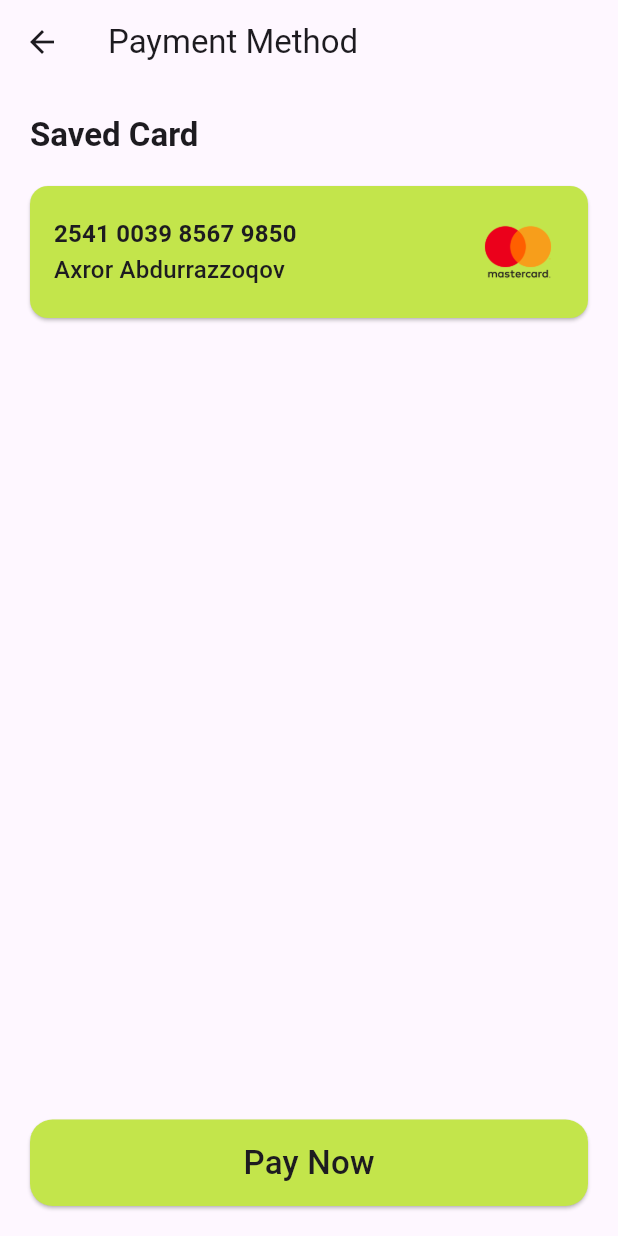
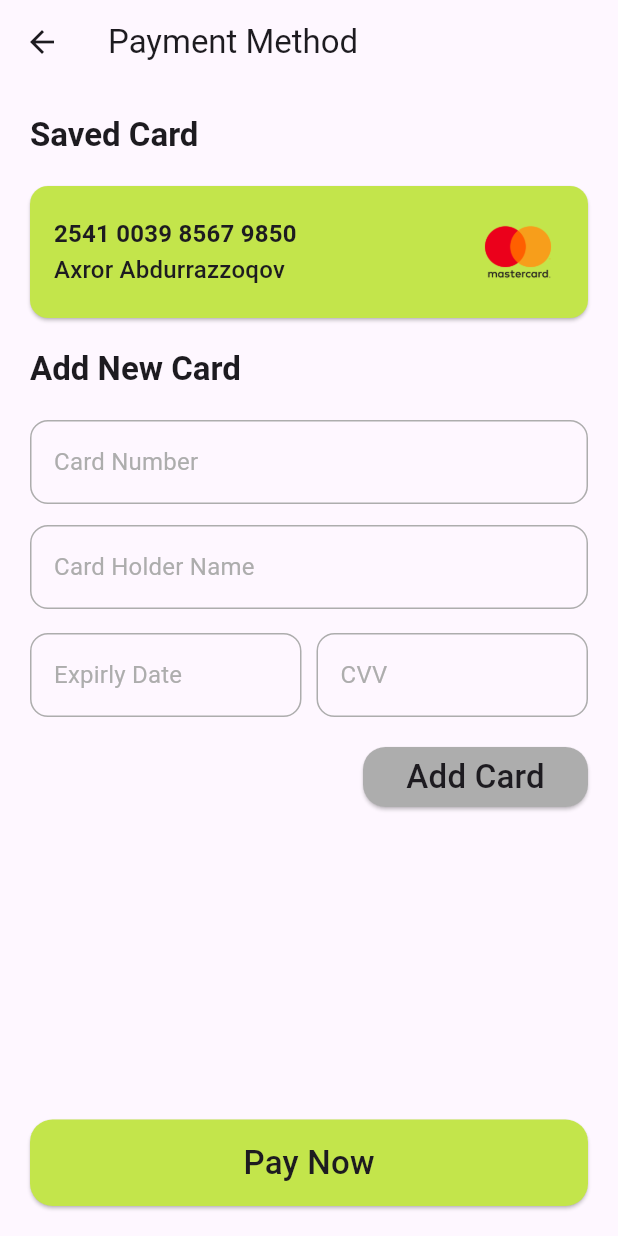
Before and after one commit to AxrorAbdurazzoqov/ExpressCars, a Flutter app: the PaymentScreen screen opened directly with empty values, on a phone screen of 412 x 824 dp. Run offline on Flutter 3.47's test engine with Material 3 defaults, Android fonts, the phone set to English and light mode, and no system bars; our stand-ins replace animate_do, cached_network_image, cloud_firestore, dio, equatable, firebase_auth and 9 more; missing offline and left inert: shelf_router; accounts and stored records are empty; network calls fail.

Commit message:
upgraded payment feature

```diff
--- a/express_cars/lib/src/core/constants/vectors/app_vectors.dart
+++ b/express_cars/lib/src/core/constants/vectors/app_vectors.dart
@@ -22,6 +22,9 @@ class AppVectors {
   final String mastercard = 'assets/images/mastercard.png';
   final String visa = 'assets/images/visa.png';
 
+  //! Lotties
+  final String done = 'assets/lottie/done.json';
+
   //! Splash images
   final String onboarding1 = 'assets/images/onboarding1.png';
   final String onboarding2 = 'assets/images/onboarding2.png';
--- a/express_cars/lib/src/features/detail/presentation/widget/custom_booking_sheet.dart
+++ b/express_cars/lib/src/features/detail/presentation/widget/custom_booking_sheet.dart
@@ -22,10 +22,10 @@ class _CustomBookingSheetState extends State<CustomBookingSheet> {
   int selectedDate = 0;
   int selectedTime = 0;
   final List<String> times = [
-    "07:00 AM",
     "09:00 AM",
-    "11:00 AM",
-    "12:00 PM"
+    "12:00 PM",
+    "15:00 PM",
+    "16:00 PM"
   ];
 
   @override
--- a/express_cars/lib/src/features/payment/screen/payment_screen.dart
+++ b/express_cars/lib/src/features/payment/screen/payment_screen.dart
@@ -8,6 +8,7 @@ import 'package:express_cars/src/core/extensions/mediaquery_size.dart';
 import 'package:express_cars/src/core/extensions/show_custom_snack_bar.dart';
 import 'package:express_cars/src/features/detail/presentation/bloc/bloc/detail_bloc.dart';
 import 'package:express_cars/src/features/detail/presentation/bloc/bloc/detail_event.dart';
+import 'package:express_cars/src/features/payment/widget/custom_payment_textfield.dart';
 import 'package:flutter/material.dart';
 import 'package:flutter_bloc/flutter_bloc.dart';
 import 'package:lottie/lottie.dart';
@@ -19,6 +20,7 @@ class PaymentScreen extends StatelessWidget {
   @override
   Widget build(BuildContext context) {
     return Scaffold(
+      resizeToAvoidBottomInset: false,
       appBar: AppBar(
         title: const Text('Payment Method'),
       ),
@@ -54,6 +56,41 @@ class PaymentScreen extends StatelessWidget {
                 ),
               ),
             ),
+            Text(
+              'Add New Card',
+              style: context.textTheme.titleLarge!.copyWith(fontWeight: FontWeight.bold),
+            ),
+            const SizedBox(height: 20),
+            SizedBox(
+              child: CustomPaymentTextField(labelText: 'Card Number'),
+            ),
+            const SizedBox(height: 14),
+            SizedBox(
+              child: CustomPaymentTextField(labelText: 'Card Holder Name'),
+            ),
+            SizedBox(height: 16),
+            Row(
+              children: [
+                Expanded(
+                  child: CustomPaymentTextField(labelText: 'Expirly Date'),
+                ),
+                const SizedBox(width: 10),
+                Expanded(
+                  child: CustomPaymentTextField(labelText: 'CVV'),
+                ),
+              ],
+            ),
+            SizedBox(height: 16),
+            Align(
+              alignment: Alignment.centerRight,
+              child: CustomElevatedButton(
+                onTap: () {},
+                color: AppColors.instance.grey,
+                title: 'Add Card',
+                height: 40,
+                width: 150,
+              ),
+            ),
             const Spacer(),
             CustomElevatedButton(
               onTap: () {
@@ -67,8 +104,8 @@ class PaymentScreen extends StatelessWidget {
                               height: 80,
                               width: 80,
                               margin: EdgeInsets.all(50),
-                              child: LottieBuilder.network(
-                                'https://lottie.host/a2d75671-3458-4ee3-9d5f-1f886ad94215/epC22Wimku.json',
+                              child: LottieBuilder.asset(
+                                AppVectors.instance.done,
                                 alignment: Alignment.center,
                                 fit: BoxFit.contain,
                                 repeat: false,
@@ -79,6 +116,14 @@ class PaymentScreen extends StatelessWidget {
                             const Duration(seconds: 2),
                             () {
                               Navigator.pop(context);
+                              Navigator.push(
+                                context,
+                                MaterialPageRoute(
+                                  builder: (context) => Container(
+                                    color: Colors.teal,
+                                  ),
+                                ),
+                              );
                             },
                           );
                         },
--- /dev/null
+++ b/express_cars/lib/src/features/payment/widget/custom_payment_textfield.dart
@@ -0,0 +1,32 @@
+import 'package:express_cars/src/core/constants/colors/app_colors.dart';
+import 'package:express_cars/src/core/extensions/context_text_theme.dart';
+import 'package:flutter/material.dart';
+
+class CustomPaymentTextField extends StatelessWidget {
+  final String labelText;
+  const CustomPaymentTextField({
+    super.key,
+    required this.labelText,
+  });
+
+  @override
+  Widget build(BuildContext context) {
+    return TextField(
+      decoration: InputDecoration(
+        enabledBorder: OutlineInputBorder(
+          borderRadius: BorderRadius.circular(12),
+          borderSide: BorderSide(color: AppColors.instance.grey),
+        ),
+        focusedBorder: OutlineInputBorder(
+          borderRadius: BorderRadius.circular(12),
+          borderSide: BorderSide(color: AppColors.instance.lightGreenAccent),
+        ),
+        labelText: labelText,
+        labelStyle: context.textTheme.titleMedium!.copyWith(
+          color: AppColors.instance.grey,
+          fontWeight: FontWeight.w400,
+        ),
+      ),
+    );
+  }
+}
--- a/express_cars/pubspec.yaml
+++ b/express_cars/pubspec.yaml
@@ -81,6 +81,7 @@ flutter:
   assets:
     - assets/icons/
     - assets/images/
+    - assets/lottie/
 
   # An image asset can refer to one or more resolution-specific "variants", see
   # https://flutter.dev/to/resolution-aware-images
```
Also changed, not shown: express_cars/assets/lottie/done.json (added, +1 -0 lines), express_cars/lib/src/features/detail/presentation/screen/detail_screen.dart (+9 -8 lines).
